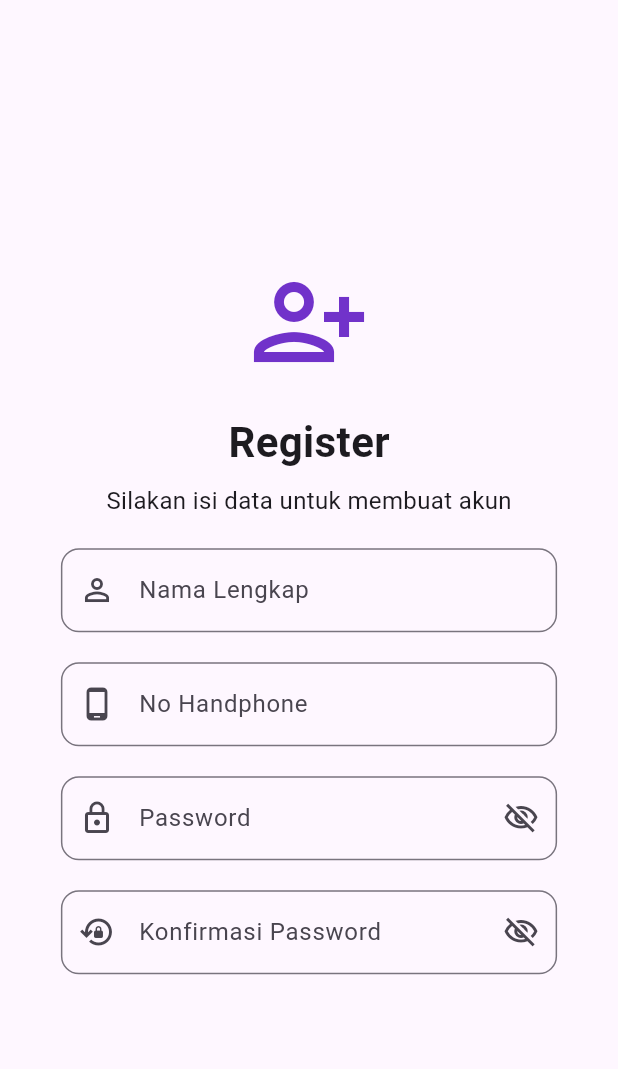
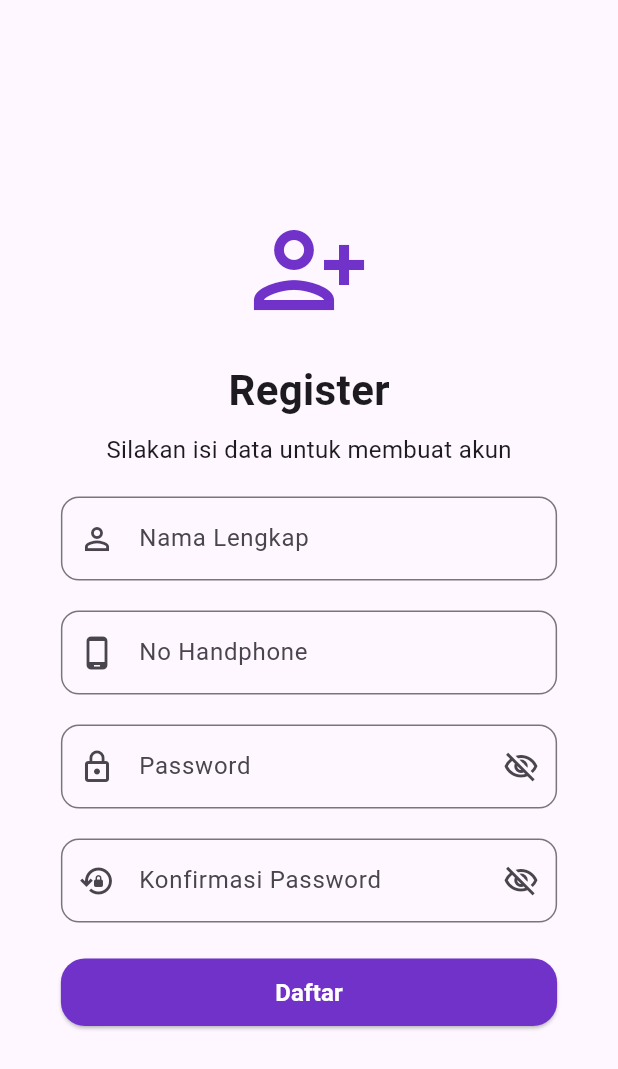
Before and after one commit to Frientia/project_mobile_UAS, a Flutter app: the screen it shows after launch, on a phone screen of 412 x 824 dp. Shown: the top 1069 px of the screen. Run offline on Flutter 3.47's test engine with Material 3 defaults, Android fonts, the phone set to English and light mode, and no system bars; our stand-ins replace lottie.

Commit message:
menambahkan button tombol daftar

```diff
--- a/lib/register_page.dart
+++ b/lib/register_page.dart
@@ -120,6 +120,33 @@ class _RegisterPageState extends State<RegisterPage> {
                         ),
                       ),
                     ),
+                    const SizedBox(height: 24),
+                    SizedBox(
+                      width: double.infinity,
+                      height: isTablet ? 55 : 45,
+                      child: ElevatedButton(
+                        onPressed: () {},
+                        style: ElevatedButton.styleFrom(
+                          backgroundColor: const Color.fromARGB(
+                            255,
+                            113,
+                            50,
+                            202,
+                          ),
+                          foregroundColor: Colors.white,
+                          shape: RoundedRectangleBorder(
+                            borderRadius: BorderRadius.circular(16),
+                          ),
+                        ),
+                        child: Text(
+                          'Daftar',
+                          style: TextStyle(
+                            fontWeight: FontWeight.bold,
+                            fontSize: isTablet ? 18 : 16,
+                          ),
+                        ),
+                      ),
+                    ),
                   ],
                 ),
               ),
```
